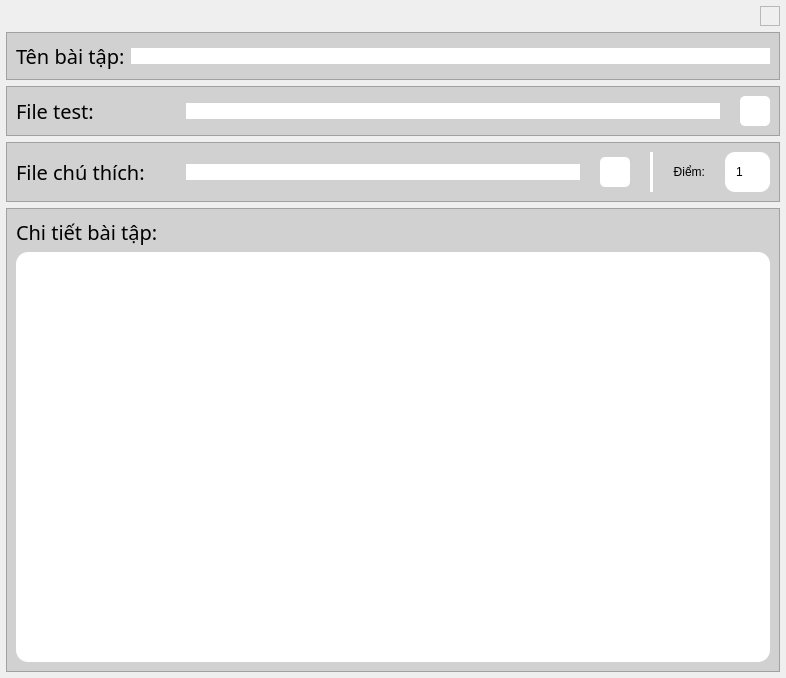
This is UI_Files/edit_frame.ui in hoangm960/Astraea as Qt 5 draws it before an edit. The edited form follows.
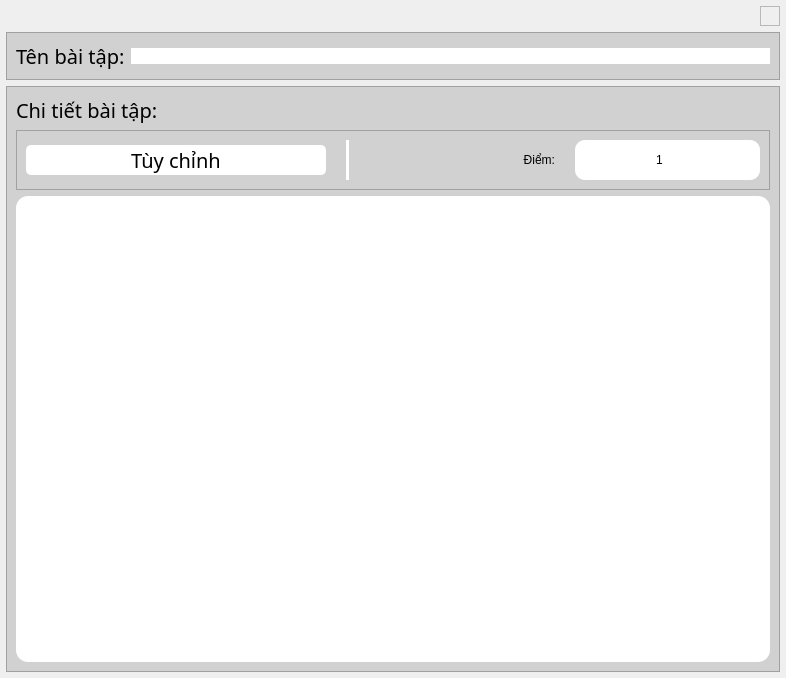
This is the edited form. Icons and pictures are not drawn.

Patch:
```diff
--- a/UI_Files/edit_frame.ui
+++ b/UI_Files/edit_frame.ui
@@ -175,54 +175,21 @@
     </widget>
    </item>
    <item>
-    <widget class="QFrame" name="test_file_frame">
+    <widget class="QFrame" name="details_frame">
+     <property name="minimumSize">
+      <size>
+       <width>0</width>
+       <height>200</height>
+      </size>
+     </property>
+     <property name="sizeIncrement">
+      <size>
+       <width>0</width>
+       <height>0</height>
+      </size>
+     </property>
      <property name="styleSheet">
-      <string notr="true">QFrame {
-	background-color: rgb(209, 209, 209);
-}
-
-QSpinBox {
-	border-radius: 10px;
-	color: rgb(0, 0, 0);
-	background-color: rgb(255, 255, 255);
-}
-QSpinBox::up-button {
-	background-color: rgb(255, 255, 255);
-	border-radius: 5px;
-}
-
-QSpinBox::up-button:hover {
-	background-color: rgb(223, 223, 223);
-}
-
-QSpinBox::up-button:pressed {
-	background-color: rgb(207, 207, 207);
-}
-
-QSpinBox::down-button {
-	background-color: rgb(255, 255, 255);
-	border-radius: 5px;
-}
-
-QSpinBox::down-button:hover {
-	background-color: rgb(223, 223, 223);
-}
-
-QSpinBox::down-button:pressed {
-	background-color: rgb(207, 207, 207);
-}
-
-QSpinBox::up-arrow {
-	image: url(:/images/icons/plus.png);
-    width: 10px;
-    height: 20px;
-}
-
-QSpinBox::down-arrow {
-	image: url(:/images/icons/minus.png);
-    width: 10px;
-    height: 20px;
-}</string>
+      <string notr="true">background-color: rgb(209, 209, 209);</string>
      </property>
      <property name="frameShape">
       <enum>QFrame::StyledPanel</enum>
@@ -230,18 +197,9 @@
      <property name="frameShadow">
       <enum>QFrame::Raised</enum>
      </property>
-     <layout class="QHBoxLayout" name="horizontalLayout_3">
-      <property name="spacing">
-       <number>20</number>
-      </property>
+     <layout class="QVBoxLayout" name="verticalLayout_2">
       <item>
-       <widget class="QLabel" name="title_label_2">
-        <property name="minimumSize">
-         <size>
-          <width>150</width>
-          <height>0</height>
-         </size>
-        </property>
+       <widget class="QLabel" name="details_label">
         <property name="font">
          <font>
           <family>iCiel Effra</family>
@@ -252,73 +210,8 @@
          </font>
         </property>
         <property name="text">
-         <string>File test:</string>
+         <string>Chi tiết bài tập:</string>
         </property>
-       </widget>
-      </item>
-      <item>
-       <widget class="QLineEdit" name="test_file_entry">
-        <property name="styleSheet">
-         <string notr="true">background-color: rgb(255, 255, 255);
-border-radius: 12px;</string>
-        </property>
-        <property name="alignment">
-         <set>Qt::AlignCenter</set>
-        </property>
-       </widget>
-      </item>
-      <item>
-       <widget class="QPushButton" name="test_file_btn">
-        <property name="minimumSize">
-         <size>
-          <width>30</width>
-          <height>30</height>
-         </size>
-        </property>
-        <property name="maximumSize">
-         <size>
-          <width>30</width>
-          <height>30</height>
-         </size>
-        </property>
-        <property name="font">
-         <font>
-          <family>iCiel Effra</family>
-          <pointsize>15</pointsize>
-          <weight>50</weight>
-          <italic>false</italic>
-          <bold>false</bold>
-         </font>
-        </property>
-        <property name="styleSheet">
-         <string notr="true">QPushButton {
-	background-color: rgb(255, 255, 255);
-	border-radius: 5px;
-}
-
-QPushButton:hover {
-	background-color: rgba(255, 255, 255, 150)
-}</string>
-        </property>
-        <property name="text">
-         <string/>
-        </property>
-        <property name="icon">
-         <iconset resource="Resources.qrc">
-          <normaloff>:/images/icons/folder_open.png</normaloff>:/images/icons/folder_open.png</iconset>
-        </property>
-        <property name="checkable">
-         <bool>false</bool>
-        </property>
-        <property name="checked">
-         <bool>false</bool>
-        </property>
-        <property name="flat">
-         <bool>false</bool>
-        </property>
-       </widget>
-      </item>
-     </layout>
     </widget>
    </item>
    <item>
@@ -382,49 +275,16 @@
        <number>20</number>
       </property>
       <item>
-       <widget class="QLabel" name="title_label_4">
+          <widget class="QPushButton" name="edit_btn">
         <property name="minimumSize">
          <size>
-          <width>150</width>
-          <height>0</height>
-         </size>
-        </property>
-        <property name="font">
-         <font>
-          <family>iCiel Effra</family>
-          <pointsize>15</pointsize>
-          <weight>50</weight>
-          <italic>false</italic>
-          <bold>false</bold>
-         </font>
-        </property>
-        <property name="text">
-         <string>File chú thích:</string>
-        </property>
-       </widget>
-      </item>
-      <item>
-       <widget class="QLineEdit" name="info_file_entry">
-        <property name="styleSheet">
-         <string notr="true">background-color: rgb(255, 255, 255);
-border-radius: 12px;</string>
-        </property>
-        <property name="alignment">
-         <set>Qt::AlignCenter</set>
-        </property>
-       </widget>
-      </item>
-      <item>
-       <widget class="QPushButton" name="info_file_btn">
-        <property name="minimumSize">
-         <size>
-          <width>30</width>
+             <width>300</width>
           <height>30</height>
          </size>
         </property>
         <property name="maximumSize">
          <size>
-          <width>30</width>
+             <width>300</width>
           <height>30</height>
          </size>
         </property>
@@ -448,7 +308,7 @@
 }</string>
         </property>
         <property name="text">
-         <string/>
+            <string>Tùy chỉnh</string>
         </property>
         <property name="icon">
          <iconset resource="Resources.qrc">
@@ -521,46 +381,6 @@
        </widget>
       </item>
      </layout>
-    </widget>
-   </item>
-   <item>
-    <widget class="QFrame" name="details_frame">
-     <property name="minimumSize">
-      <size>
-       <width>0</width>
-       <height>200</height>
-      </size>
-     </property>
-     <property name="sizeIncrement">
-      <size>
-       <width>0</width>
-       <height>0</height>
-      </size>
-     </property>
-     <property name="styleSheet">
-      <string notr="true">background-color: rgb(209, 209, 209);</string>
-     </property>
-     <property name="frameShape">
-      <enum>QFrame::StyledPanel</enum>
-     </property>
-     <property name="frameShadow">
-      <enum>QFrame::Raised</enum>
-     </property>
-     <layout class="QVBoxLayout" name="verticalLayout_2">
-      <item>
-       <widget class="QLabel" name="details_label">
-        <property name="font">
-         <font>
-          <family>iCiel Effra</family>
-          <pointsize>15</pointsize>
-          <weight>50</weight>
-          <italic>false</italic>
-          <bold>false</bold>
-         </font>
-        </property>
-        <property name="text">
-         <string>Chi tiết bài tập:</string>
-        </property>
        </widget>
       </item>
       <item>
```
Lines whose indentation alone changed are shown as unchanged.
